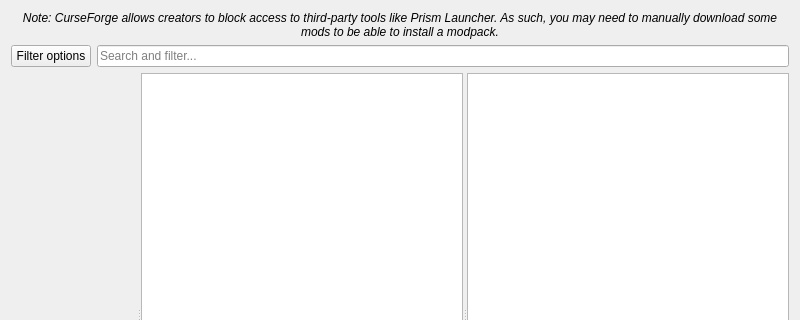
The window that launcher/ui/pages/modplatform/flame/FlamePage.ui (solfain/prism-remake) describes before a commit, drawn with Qt 5; both pictures show x 0 to 800 and y 0 to 320 of the 800 by 600 pixel window.
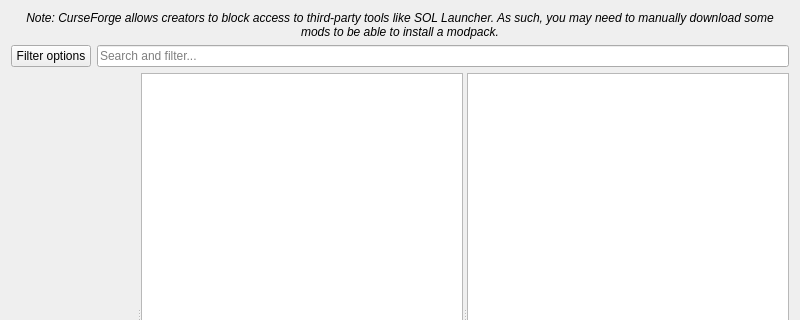
The same window after the commit. Custom widgets are drawn as their Qt base class.

Commit message: Rebrand to SOL Launcher: identity, API keys, services and branding strings

What changed in the file:
```diff
--- a/launcher/ui/pages/modplatform/flame/FlamePage.ui
+++ b/launcher/ui/pages/modplatform/flame/FlamePage.ui
@@ -19,7 +19,7 @@
       </font>
      </property>
      <property name="text">
-      <string>Note: CurseForge allows creators to block access to third-party tools like Prism Launcher. As such, you may need to manually download some mods to be able to install a modpack.</string>
+      <string>Note: CurseForge allows creators to block access to third-party tools like SOL Launcher. As such, you may need to manually download some mods to be able to install a modpack.</string>
      </property>
      <property name="alignment">
       <set>Qt::AlignCenter</set>
```
The commit also changes 31 other files.
